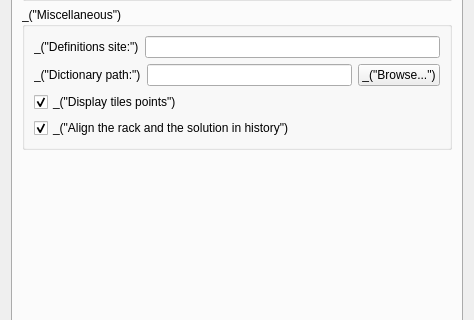
Before: the Qt Designer form qt/ui/prefs_dialog.ui in cjlano/eliot, drawn with Qt 5; both pictures show x 0 to 474 and y 190 to 510 of the 474 by 740 pixel window.
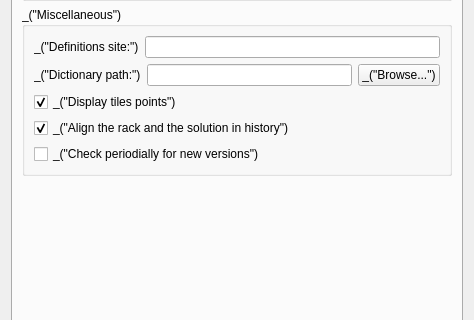
After: the same form once the commit is applied.

Commit message:
Check for new versions, about once a week.
This can be deactivated in the preferences.

The edit to the form file:
```diff
--- a/qt/ui/prefs_dialog.ui
+++ b/qt/ui/prefs_dialog.ui
@@ -184,6 +184,13 @@
             </property>
            </widget>
           </item>
+          <item>
+           <widget class="QCheckBox" name="checkBoxIntfCheckUpdates">
+            <property name="text">
+             <string>_(&quot;Check periodially for new versions&quot;)</string>
+            </property>
+           </widget>
+          </item>
          </layout>
         </widget>
        </item>
```
Left out of the diff: 10 changed lines with no effect on the pictures. The commit also changes 7 other files.
